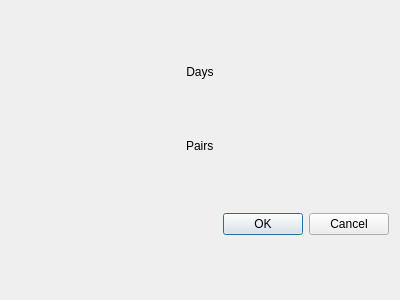
Before: the Qt Designer form selectordialog.ui in Firyst/GeneticTimetables, drawn with Qt 5.
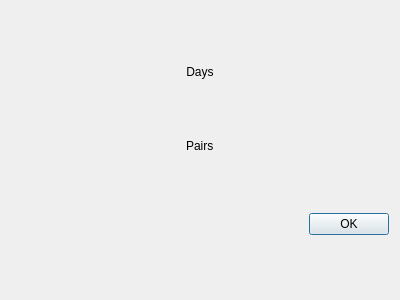
After: the same form once the commit is applied.

Patch:
```diff
--- a/selectordialog.ui
+++ b/selectordialog.ui
@@ -13,7 +13,7 @@
   <property name="windowTitle">
    <string>Dialog</string>
   </property>
-  <layout class="QVBoxLayout" name="verticalLayout">
+  <layout class="QVBoxLayout" name="verticalLayout" stretch="0,1,0">
    <item>
     <widget class="QLabel" name="labelTop">
      <property name="sizePolicy">
@@ -51,17 +51,28 @@
     </layout>
    </item>
    <item>
-    <widget class="QDialogButtonBox" name="buttonBox">
-     <property name="toolTipDuration">
-      <number>5</number>
-     </property>
-     <property name="orientation">
-      <enum>Qt::Horizontal</enum>
-     </property>
-     <property name="standardButtons">
-      <set>QDialogButtonBox::Cancel|QDialogButtonBox::Ok</set>
-     </property>
-    </widget>
+    <layout class="QHBoxLayout" name="horizontalLayout_2">
+     <item>
+      <spacer name="horizontalSpacer">
+       <property name="orientation">
+        <enum>Qt::Horizontal</enum>
+       </property>
+       <property name="sizeHint" stdset="0">
+        <size>
+         <width>40</width>
+         <height>20</height>
+        </size>
+       </property>
+      </spacer>
+     </item>
+     <item>
+      <widget class="QPushButton" name="pushButton">
+       <property name="text">
+        <string>OK</string>
+       </property>
+      </widget>
+     </item>
+    </layout>
    </item>
   </layout>
  </widget>
```
Left out of the diff: 30 changed lines with no effect on the pictures.
